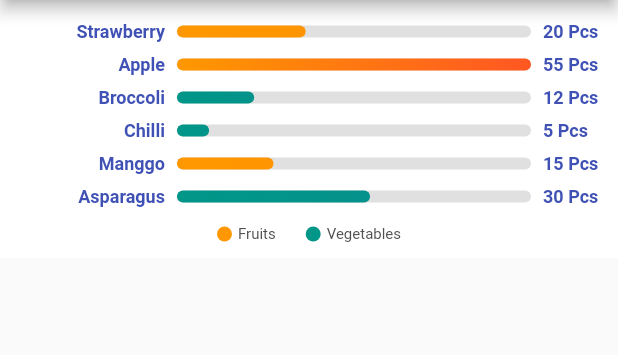
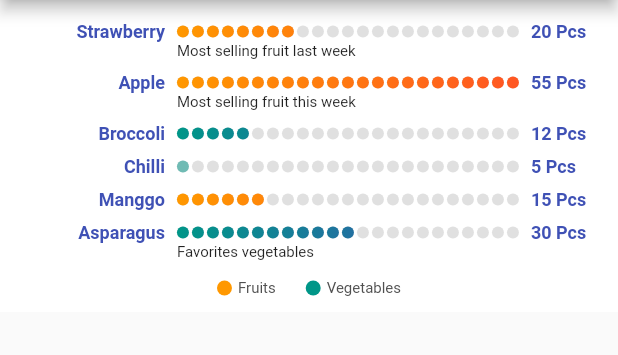
Before and after one commit to nizarhdt/vertical_barchart, a Flutter app: the screen it shows after launch, on a phone screen of 412 x 824 dp, the part 84-439 px from its top. Run offline on Flutter 3.47's test engine with Material 2 defaults, Android fonts, the phone set to English and light mode, and no system bars.

Commit message:
updates barstyle

```diff
--- a/example/lib/main.dart
+++ b/example/lib/main.dart
@@ -67,7 +67,7 @@ class _MyHomePageState extends State<MyHomePage> {
       index: 3,
       label: "Chilli",
       colors: [Colors.teal, Colors.indigo],
-      jumlah: 5,
+      jumlah: 1,
       tooltip: "5 Pcs",
     ),
     VBarChartModel(
@@ -111,6 +111,8 @@ class _MyHomePageState extends State<MyHomePage> {
       data: bardata,
       showLegend: true,
       showBackdrop: true,
+      barStyle: BarStyle.CIRCLE,
+      alwaysShowDescription: true,
       legend: [
         Vlegend(
           isSquare: false,
--- a/lib/vertical-barchart.dart
+++ b/lib/vertical-barchart.dart
@@ -69,9 +69,19 @@ class VerticalBarchart extends StatefulWidget {
   //
   //
   //
+  final double? barSize;
+  //size of bars
+  //
+  //
+  //
+  final BarStyle? barStyle;
+  //style of bars : DEFAULT / CIRCLE
+  //
+  //
+  //
 
-  const VerticalBarchart({
-    Key? key,
+  const VerticalBarchart(
+      {Key? key,
       this.maxX = 20,
       this.data,
       this.labelSizeFactor = 0.33,
@@ -85,7 +95,9 @@ class VerticalBarchart extends StatefulWidget {
       this.alwaysShowDescription = false,
       this.showBackdrop = false,
       this.backdropColor = const Color(0xFFE0E0E0),
-  }) : super(key: key);
+      this.barSize = 8,
+      this.barStyle = BarStyle.DEFAULT})
+      : super(key: key);
 
   @override
   State<StatefulWidget> createState() => VerticalBarchartState();
@@ -161,7 +173,18 @@ class VerticalBarchartState extends State<VerticalBarchart> {
               },
               child: Container(
                   padding: EdgeInsets.symmetric(vertical: 4),
-                  child: _barData(
+                  child: widget.barStyle == BarStyle.DEFAULT
+                      ? _barData(
+                          e.label,
+                          widget.labelColor,
+                          e.tooltip,
+                          widget.tooltipColor,
+                          e.jumlah,
+                          e.colors,
+                          e.index,
+                          widget.alwaysShowDescription ? true : false,
+                          e.description)
+                      : _barDataCircle(
                           e.label,
                           widget.labelColor,
                           e.tooltip,
@@ -221,7 +244,7 @@ class VerticalBarchartState extends State<VerticalBarchart> {
       String? tooltip,
       Color? tooltipColor,
       double jml,
-      List<Color>? colors,
+      List<Color> colors,
       int? index,
       bool showDesc,
       Widget? description) {
@@ -232,9 +255,13 @@ class VerticalBarchartState extends State<VerticalBarchart> {
         width - sizeLabel - widget.tooltipSize - 16 - (sizePadding * 2);
     double sizeBar = jml / widget.maxX * sizeFullBar;
     double offSetX = widget.maxX - jml + 1;
-    double sizeBarHeight = 8;
+    double sizeBarHeight = (widget.barSize!) < 8 ? 8 : widget.barSize!;
 
-    return Row(crossAxisAlignment: CrossAxisAlignment.start, children: [
+    return Row(
+        crossAxisAlignment: widget.alwaysShowDescription
+            ? CrossAxisAlignment.start
+            : CrossAxisAlignment.center,
+        children: [
           SizedBox(
             width: sizeLabel,
             child: Text(
@@ -248,7 +275,8 @@ class VerticalBarchartState extends State<VerticalBarchart> {
             width: 8,
           ),
           Expanded(
-        child: Column(crossAxisAlignment: CrossAxisAlignment.start, children: [
+            child:
+                Column(crossAxisAlignment: CrossAxisAlignment.start, children: [
               Row(children: [
                 Stack(children: [
                   widget.showBackdrop
@@ -266,13 +294,14 @@ class VerticalBarchartState extends State<VerticalBarchart> {
                       : Container(),
                   AnimatedContainer(
                     width: sizeBar * animWidth,
-                height: touchIndex == index ? sizeBarHeight + 5 : sizeBarHeight,
+                    height:
+                        touchIndex == index ? sizeBarHeight + 5 : sizeBarHeight,
                     decoration: BoxDecoration(
                         borderRadius: BorderRadius.circular(10),
                         gradient: LinearGradient(
                           begin: Alignment.topLeft,
                           end: Alignment(offSetX, 1.0),
-                      colors: colors ?? [Colors.teal, Colors.indigo],
+                          colors: colors,
                         )),
                     duration: Duration(milliseconds: 300),
                     curve: Curves.fastOutSlowIn,
@@ -299,6 +328,115 @@ class VerticalBarchartState extends State<VerticalBarchart> {
           ),
         ]);
   }
+
+  Widget _barDataCircle(
+      String? label,
+      Color? labelColor,
+      String? tooltip,
+      Color? tooltipColor,
+      double jml,
+      List<Color> colors,
+      int? index,
+      bool showDesc,
+      Widget? description) {
+    double maxLabel =
+        widget.labelSizeFactor > 0.5 ? 0.5 : widget.labelSizeFactor;
+    double sizeLabel = width * maxLabel - 16 - (sizePadding * 2);
+    double sizeFullBar =
+        width - sizeLabel - widget.tooltipSize - 16 - (sizePadding * 2);
+    double sizeBar = jml / widget.maxX * sizeFullBar;
+    double sizeBarHeight = (widget.barSize!) < 8 ? 8 : widget.barSize!;
+    double spacing = 2;
+
+    int circleFullWidth = sizeFullBar ~/ (sizeBarHeight + spacing);
+    int circleWidth = sizeBar ~/ (sizeBarHeight + spacing);
+
+    List<Widget> circleBackdrop = [];
+    List<Widget> circleContent = [];
+    for (int i = 0; i < circleFullWidth; i++) {
+      circleBackdrop.add(Container(
+        width: sizeBarHeight,
+        height: sizeBarHeight,
+        decoration:
+            BoxDecoration(shape: BoxShape.circle, color: widget.backdropColor),
+      ));
+    }
+    for (int i = 0; i < circleWidth; i++) {
+      double offsetX = circleFullWidth.toDouble() - (i + 1);
+      print(offsetX);
+      circleContent.add(Container(
+        width: sizeBarHeight,
+        height: sizeBarHeight,
+        decoration: BoxDecoration(
+          shape: BoxShape.circle,
+          color: colors.first,
+          gradient: LinearGradient(
+            begin: Alignment((i + 0.5) * (-1), 0),
+            end: Alignment(offsetX, 0),
+            tileMode: TileMode.clamp,
+            colors: colors,
+          ),
+        ),
+      ));
+    }
+    if (circleContent.length <= 0)
+      circleContent.add(Container(
+        width: sizeBarHeight,
+        height: sizeBarHeight,
+        decoration: BoxDecoration(
+            shape: BoxShape.circle, color: colors.first.withOpacity(0.5)),
+      ));
+
+    return Row(crossAxisAlignment: CrossAxisAlignment.start, children: [
+      SizedBox(
+        width: sizeLabel,
+        child: Text(
+          label ?? "",
+          textAlign: TextAlign.end,
+          style: TextStyle(
+              fontSize: 12, fontWeight: FontWeight.bold, color: labelColor),
+        ),
+      ),
+      SizedBox(
+        width: 8,
+      ),
+      Expanded(
+        child: Column(crossAxisAlignment: CrossAxisAlignment.start, children: [
+          Row(children: [
+            Stack(children: [
+              widget.showBackdrop
+                  ? Wrap(
+                      spacing: spacing,
+                      children: circleBackdrop,
+                    )
+                  : Container(),
+              Wrap(
+                spacing: spacing,
+                children: circleContent,
+              )
+            ]),
+            SizedBox(
+              width: 8,
+            ),
+            SizedBox(
+              width: widget.tooltipSize,
+              child: Text(
+                tooltip ?? "",
+                style: TextStyle(
+                    fontSize: 12,
+                    fontWeight: FontWeight.bold,
+                    color: tooltipColor),
+              ),
+            ),
+          ]),
+          ExpandedSection(
+              expand: showIndex == index ? !showDesc : showDesc,
+              child: description ?? Container())
+        ]),
+      ),
+    ]);
+  }
 }
 
 enum LegendPosition { TOP, BOTTOM }
+enum BarStyle { DEFAULT, CIRCLE }
--- a/lib/vertical-barchartmodel.dart
+++ b/lib/vertical-barchartmodel.dart
@@ -21,7 +21,7 @@ class VBarChartModel {
   //
   //
   //
-  final List<Color>? colors;
+  final List<Color> colors;
   //Colors of bar, liniergradient start from left to right
   //
   //
--- a/pubspec.yaml
+++ b/pubspec.yaml
@@ -15,7 +15,7 @@ description: Simple, responsive and beautiful Vertical BarChart.
 # In iOS, build-name is used as CFBundleShortVersionString while build-number used as CFBundleVersion.
 # Read more about iOS versioning at
 # https://developer.apple.com/library/archive/documentation/General/Reference/InfoPlistKeyReference/Articles/CoreFoundationKeys.html
-version: 2.0.0+1
+version: 2.0.0+2
 homepage: https://github.com/nizarhdt
 git: https://github.com/nizarhdt/vertical_barchart
 repository: https://github.com/nizarhdt/vertical_barchart
```
Also changed, not shown: example/pubspec.lock, 3 other files. Lines whose indentation alone changed are shown as unchanged.
